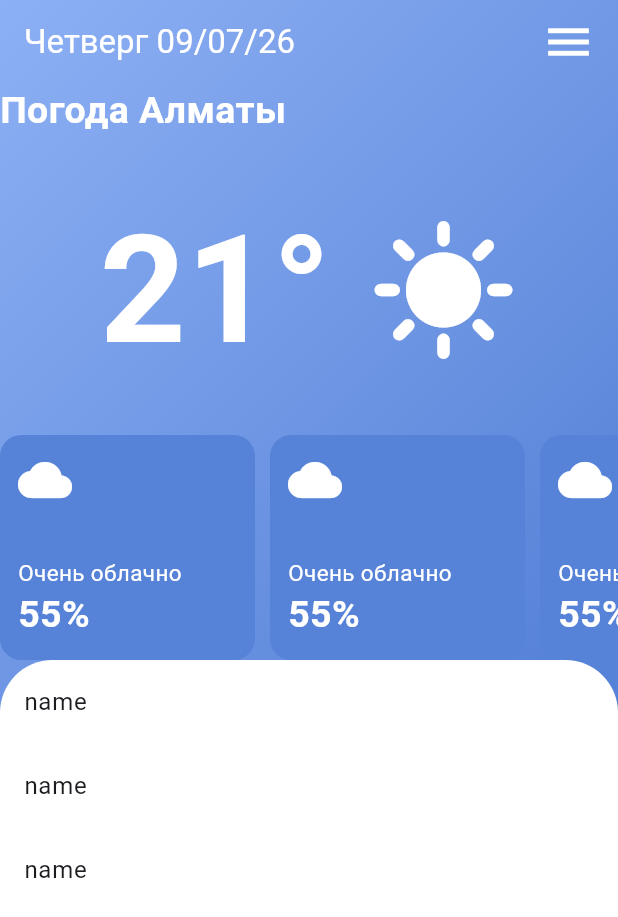
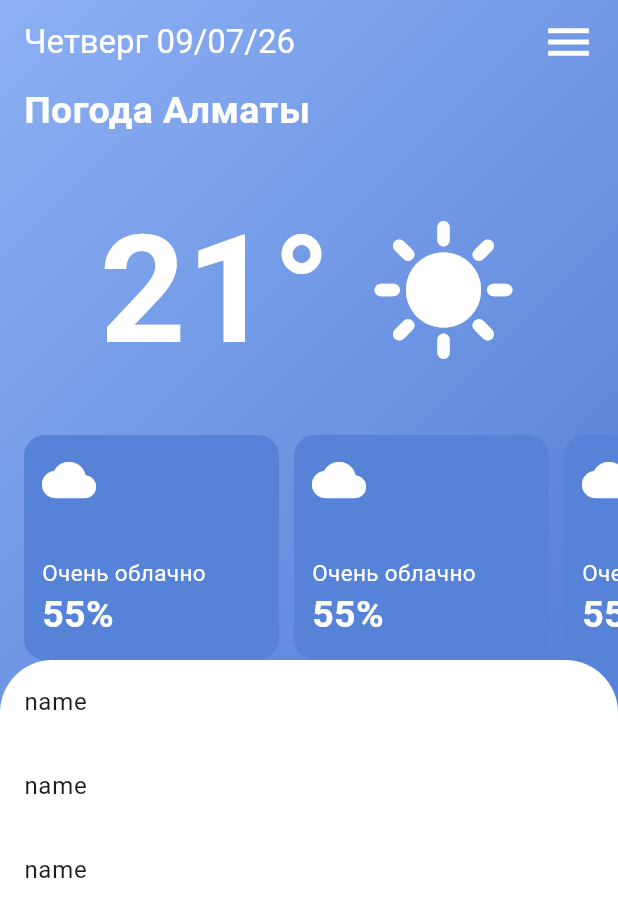
Before and after one commit to Ruppel919/WeatherApp2, a Flutter app: the screen it shows after launch, on a phone screen of 412 x 824 dp. Shown: the top 917 px of the screen. Run offline on Flutter 3.47's test engine with Material 3 defaults, Android fonts, the phone set to English and light mode, and no system bars.

```diff
--- a/lib/layers/presentation/pages/weather_page.dart
+++ b/lib/layers/presentation/pages/weather_page.dart
@@ -24,11 +24,14 @@ class WeatherPage extends StatelessWidget {
             Column(
               crossAxisAlignment: CrossAxisAlignment.start,
               children: [
-                Text(
-                  'Погода Алматы',
-                  //title1
-                  style: context.styles.title1.copyWith(
-                    color: context.colors.white,
+                Padding(
+                  padding: EdgeInsets.only(left: 16.0),
+                  child: Text(
+                    'Погода Алматы',
+                    //title1
+                    style: context.styles.title1.copyWith(
+                      color: context.colors.white,
+                    ),
                   ),
                 ),
 
@@ -52,6 +55,7 @@ class WeatherPage extends StatelessWidget {
                   scrollDirection: Axis.horizontal,
                   child: Row(
                     children: [
+                      WboxWidget(width: 16),
                       WeatherWidget(
                         icon: Icons.cloud,
                         weatherText: 'Очень облачно',
@@ -69,12 +73,13 @@ class WeatherPage extends StatelessWidget {
                         weatherText: 'Очень облачно',
                         weatherProcent: '55%',
                       ),
+                      WboxWidget(width: 16),
                     ],
                   ),
                 ),
               ],
             ),
-            bottomWeatherSheet(),
+            BottomWeatherSheet(),
           ],
         ),
         backgroundColor: Colors.transparent,
--- a/lib/layers/shared/all_widgets/bottomsheet_widget.dart
+++ b/lib/layers/shared/all_widgets/bottomsheet_widget.dart
@@ -1,6 +1,11 @@
 import 'package:flutter/material.dart';
+import 'package:prosto_tipo_testovui_projekt/layers/shared/theme/utils/context_extension.dart';
 
-Widget bottomWeatherSheet() {
+class BottomWeatherSheet extends StatelessWidget {
+  const BottomWeatherSheet({super.key});
+
+  @override
+  Widget build(BuildContext context) {
     return DraggableScrollableSheet(
       initialChildSize: .5,
       minChildSize: .475,
@@ -9,7 +14,7 @@ Widget bottomWeatherSheet() {
       builder: (context, ScrollController scrollController) {
         return Container(
           decoration: BoxDecoration(
-          color: Colors.white,
+            color: context.colors.white,
             borderRadius: BorderRadius.only(
               topLeft: Radius.circular(35),
               topRight: Radius.circular(35),
@@ -28,3 +33,4 @@ Widget bottomWeatherSheet() {
       },
     );
   }
+}
```
Also changed, not shown: lib/layers/domain/entity/hourly.dart (added, +16 -0 lines), lib/layers/domain/entity/hourlyUnits.dart (added, +17 -0 lines), lib/layers/domain/entity/weather_model.dart (added, +36 -0 lines), pubspec.yaml (+7 -0 lines), lib/layers/domain/entity/hourly.g.dart (added), lib/layers/domain/entity/hourlyUnits.g.dart (added), lib/layers/domain/entity/weather_model.g.dart (added), pubspec.lock. Lines whose indentation alone changed are shown as unchanged.
